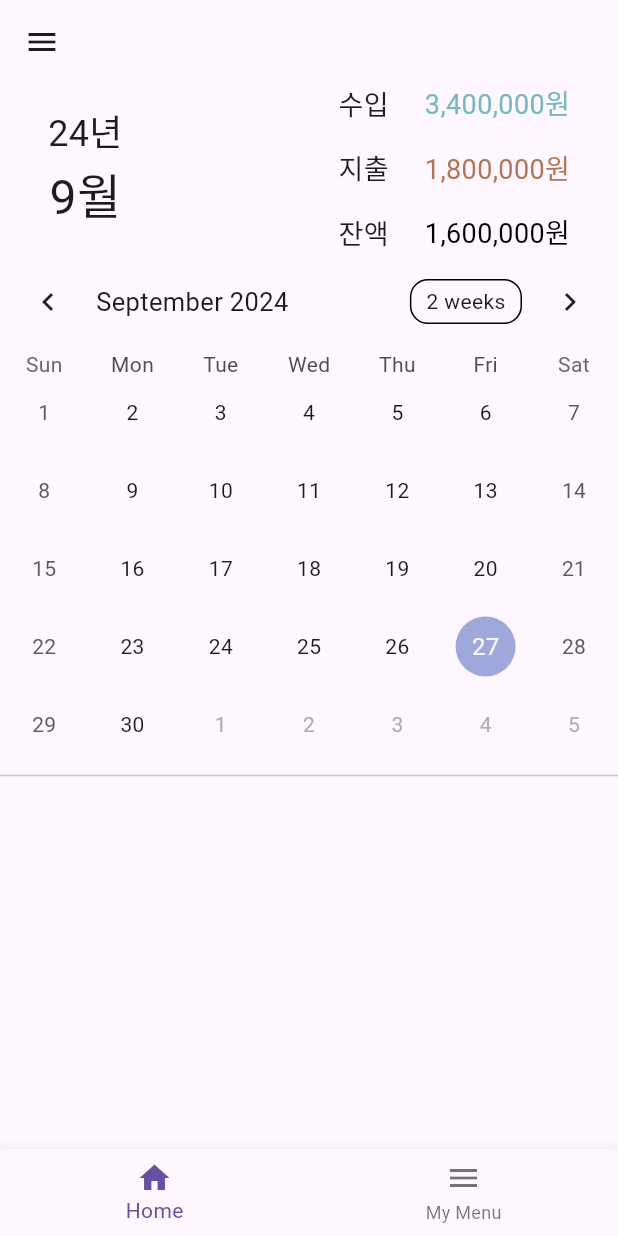
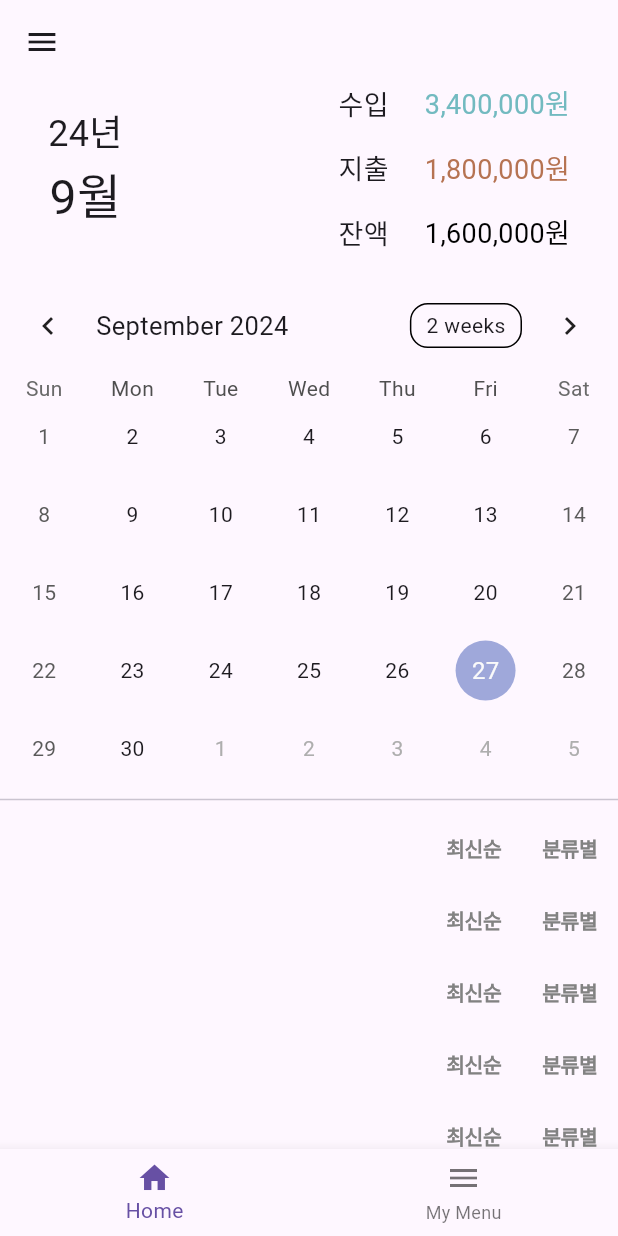
Before and after one commit to itbebop/flutter_moneybag_2024, a Flutter app: the screen it shows after launch, on a phone screen of 412 x 824 dp. Run offline on Flutter 3.47's test engine with Material 3 defaults, Android fonts, the phone set to English and light mode, and no system bars; drawn by our look-alikes of table_calendar; our stand-ins replace easy_localization, flutter_riverpod, flutter_screenutil, freezed_annotation, go_router; Roboto replaces fonts that are missing (Inter).

Commit message:
feat: sort button 추가, ui 수정중

```diff
--- /dev/null
+++ b/lib/common/common_component/sort_button.dart
@@ -0,0 +1,51 @@
+import 'package:flutter/material.dart';
+import 'package:flutter_moneybag_2024/common/theme/ui_config.dart';
+
+class SortButton extends StatelessWidget {
+  final String? title;
+
+  final Function()? onTapMore;
+
+  const SortButton({
+    super.key,
+    this.title,
+    this.onTapMore,
+  });
+
+  @override
+  Widget build(BuildContext context) {
+    return Row(
+      mainAxisAlignment: MainAxisAlignment.spaceBetween,
+      children: [
+        Text(
+          title ?? '',
+          style: UiConfig.h3Style.copyWith(fontWeight: UiConfig.semiBoldFont),
+        ),
+        Row(
+          children: [
+            TextButton(
+              onPressed: () {},
+              child: Text(
+                '최신순',
+                style: UiConfig.bodyStyle.copyWith(
+                  fontWeight: UiConfig.semiBoldFont,
+                  color: UiConfig.black.shade700,
+                ),
+              ),
+            ),
+            TextButton(
+              onPressed: () {},
+              child: Text(
+                '분류별',
+                style: UiConfig.bodyStyle.copyWith(
+                  fontWeight: UiConfig.semiBoldFont,
+                  color: UiConfig.black.shade700,
+                ),
+              ),
+            ),
+          ],
+        )
+      ],
+    );
+  }
+}
--- a/lib/screen/tab/home/home_screen.dart
+++ b/lib/screen/tab/home/home_screen.dart
@@ -1,5 +1,5 @@
 import 'package:flutter/material.dart';
-import 'package:flutter_moneybag_2024/common/dart/extension/num_extension.dart';
+import 'package:flutter_moneybag_2024/common/common_component/sort_button.dart';
 import 'package:flutter_moneybag_2024/screen/tab/home/component/asset_items.dart';
 import 'package:flutter_riverpod/flutter_riverpod.dart';
 import 'package:table_calendar/table_calendar.dart';
@@ -47,6 +47,9 @@ class _MainScreenState extends ConsumerState<HomeScreen> {
                 ],
               ),
             ),
+            const SizedBox(
+              height: 16,
+            ),
             TableCalendar(
               firstDay: DateTime.utc(2021, 10, 16),
               lastDay: DateTime.utc(2030, 3, 14),
@@ -54,6 +57,20 @@ class _MainScreenState extends ConsumerState<HomeScreen> {
               //availableCalendarFormats: const {CalendarFormat.twoWeeks: '4 week'},
             ),
             const Divider(),
+            const SortButton(),
+            ListView(
+              shrinkWrap: true,
+              primary: false,
+              children: const [
+                SortButton(),
+                SortButton(),
+                SortButton(),
+                SortButton(),
+                SortButton(),
+                SortButton(),
+                Text('adsfa'),
+              ],
+            )
           ],
         ),
       ),
```
